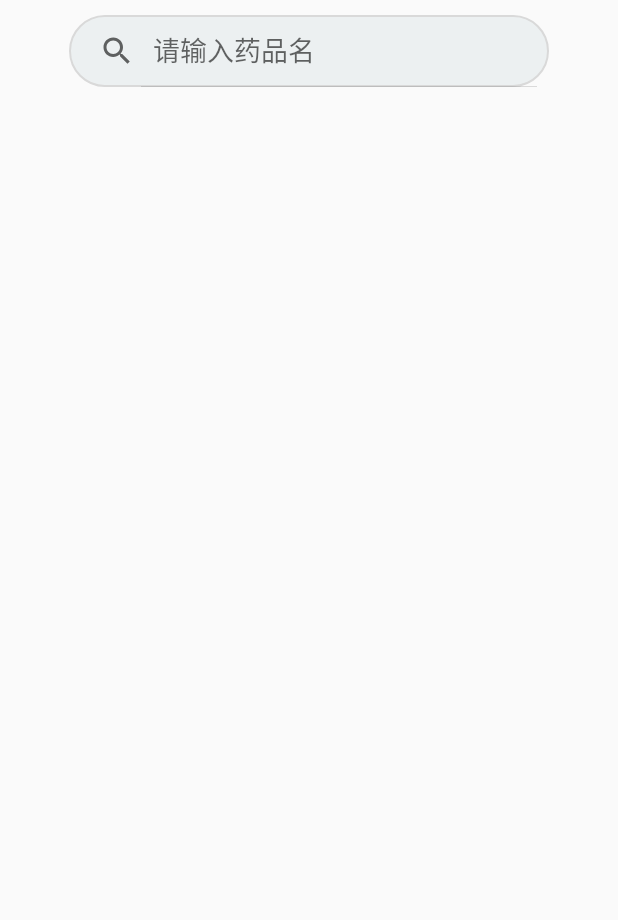
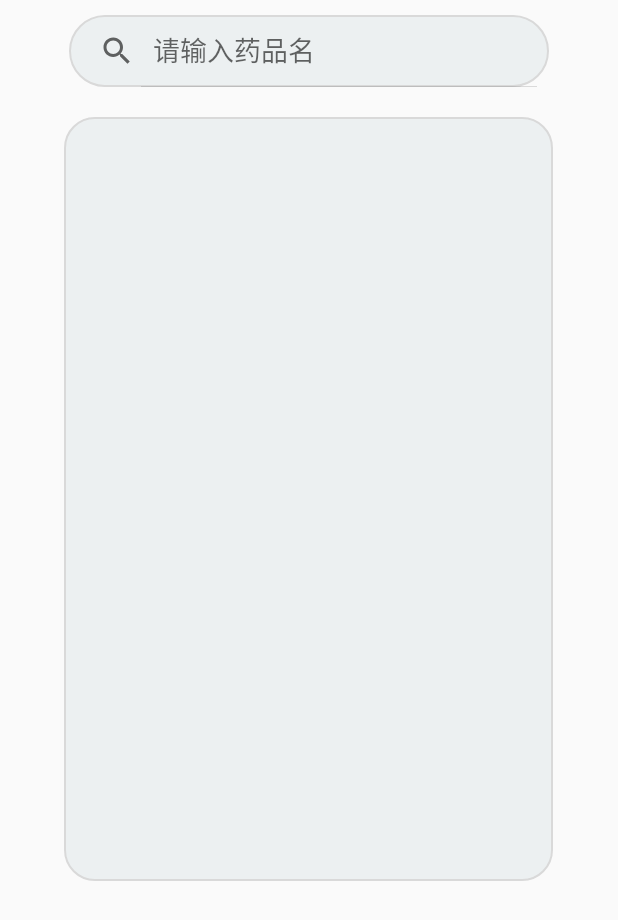
Before and after one commit to Xiangfeidetangyuan/MedicineAssistant, an Android app: the SearchMedicineActivity screen opened directly, with no data from a screen before it, on a phone screen of 412 x 824 dp. Shown: the top 920 px of the screen. Run offline under Robolectric (Android 15) with nearby library versions, the phone set to English and light mode, and no system bars; 3 statements that could not run were skipped.

Commit message:
更改UI

```diff
--- a/app/src/main/res/layout/activity_search_medicine.xml
+++ b/app/src/main/res/layout/activity_search_medicine.xml
@@ -1,7 +1,8 @@
 <?xml version="1.0" encoding="utf-8"?>
 <LinearLayout xmlns:android="http://schemas.android.com/apk/res/android"
-android:orientation="vertical" android:layout_width="match_parent"
-android:layout_height="match_parent">
+    android:orientation="vertical"
+    android:layout_width="match_parent"
+    android:layout_height="match_parent">
     <LinearLayout
         android:layout_width="wrap_content"
         android:layout_height="wrap_content"
@@ -17,18 +18,30 @@ android:layout_height="match_parent">
     </LinearLayout>
 
 
+    <LinearLayout
+        android:layout_width="326dp"
+        android:layout_height="509dp"
+        android:layout_gravity="center"
+        android:layout_marginTop="20dp"
+        android:background="@drawable/list_circle">
 
-    <ListView
+        <ListView
             android:id="@+id/adapter_listview"
-            android:layout_width="match_parent"
-            android:layout_height="0dp"
-            android:layout_weight="1" ></ListView>
+            android:layout_width="383dp"
+            android:layout_height="1dp"
+            android:layout_weight="1">
+
+        </ListView>
+    </LinearLayout>
+
 
     <Button
         android:id="@+id/notfindmedicine_textview"
-        android:layout_width="296dp"
-        android:layout_height="87dp"
+        android:layout_width="360dp"
+        android:layout_height="59dp"
         android:layout_gravity="center"
+        android:layout_marginTop="20dp"
+        android:layout_marginBottom="10dp"
         android:text="当前搜索不存在,点击设置自定义提醒" />
 
 
```
Also changed, not shown: app/src/main/res/layout/activity_infrom_list.xml (+12 -7 lines), app/src/main/res/layout/medicine_item.xml (+10 -1 lines).
